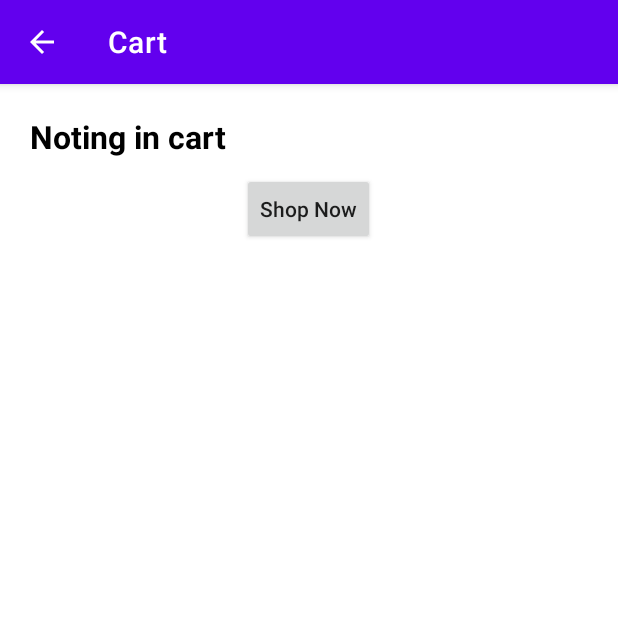
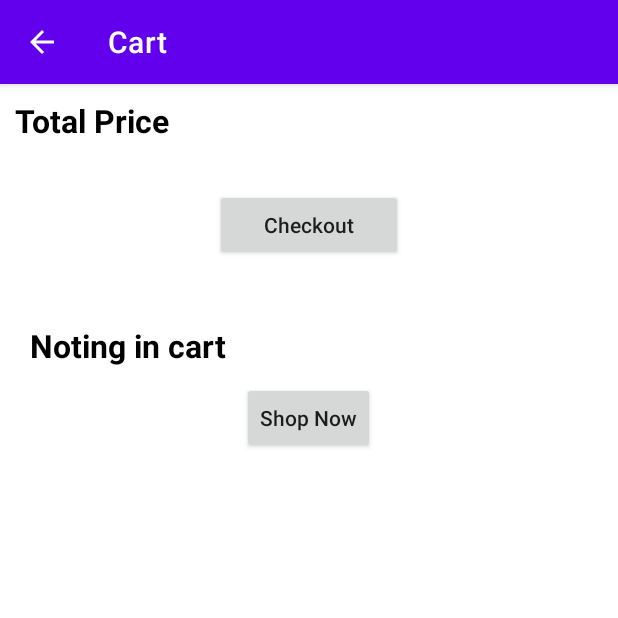
Before and after one commit to Sandesh621/Chamena, an Android app: the CartActivity screen opened directly, with no data from a screen before it, on a phone screen of 412 x 824 dp, the top half of it. Run offline under Robolectric (Android 15) with nearby library versions, the phone set to English and light mode, and no system bars; our stand-ins replace Firebase (no records; nobody signed in at launch, a user with empty details on screens opened directly); 2 statements that could not run were skipped.

Commit message:
Added cart activity

```diff
--- a/app/src/main/java/com/bcis/chamena/adapter/FoodItemAdapter.java
+++ b/app/src/main/java/com/bcis/chamena/adapter/FoodItemAdapter.java
@@ -46,8 +46,7 @@ public class FoodItemAdapter extends RecyclerView.Adapter<FoodItemAdapter.FoodIt
                cart.docId = items.get(pos).docId;
                cart.productName = items.get(pos).productName;
                cart.productPrice = items.get(pos).price.doubleValue();
-                CartModel.carts.add(cart);
-                CartModel.save();
+                CartModel.addToCart(cart);
                 Toast.makeText(context,"Added to Cart",Toast.LENGTH_LONG).show();
             }
         });
--- a/app/src/main/java/com/bcis/chamena/cart/Cart.java
+++ b/app/src/main/java/com/bcis/chamena/cart/Cart.java
@@ -4,4 +4,5 @@ public class Cart {
     public String docId = null;
      public  String productName = "";
      public  Double productPrice = null;
+     public int orderItems =1;
 }
--- a/app/src/main/res/layout/activity_cart.xml
+++ b/app/src/main/res/layout/activity_cart.xml
@@ -21,6 +21,26 @@
                 android:id="@+id/cartRecyclerView"
                 android:layout_width="match_parent"
                 android:layout_height="match_parent"/>
+
+            <TextView
+                android:id="@+id/total"
+                android:text="Total Price"
+                android:textStyle="bold"
+                android:textSize="21sp"
+                android:textColor="@color/black"
+                android:layout_margin="@dimen/default_margin"
+                android:layout_width="wrap_content"
+                android:layout_height="wrap_content"/>
+
+            <androidx.appcompat.widget.AppCompatButton
+                android:id="@+id/checkout"
+                android:text="Checkout"
+                android:layout_marginTop="21dp"
+                android:layout_marginBottom="21dp"
+                android:textAllCaps="false"
+                android:layout_gravity="center"
+                android:layout_width="125dp"
+                android:layout_height="wrap_content"/>
         </LinearLayout>
 
 
--- a/app/src/main/res/layout/cart_item.xml
+++ b/app/src/main/res/layout/cart_item.xml
@@ -37,12 +37,16 @@
 
            <TextView
                android:id="@+id/productname"
+               android:textSize="18sp"
+               android:textStyle="bold"
+               android:textColor="@color/black"
                android:layout_width="wrap_content"
                android:layout_height="wrap_content"
                android:text="Product name" />
 
            <TextView
                android:id="@+id/price"
+               android:textColor="@color/black"
                android:layout_width="wrap_content"
                android:layout_height="wrap_content"
                android:text="Price" />
```
Also changed, not shown: app/src/main/java/com/bcis/chamena/cart/CartModel.java (+22 -1 lines).
